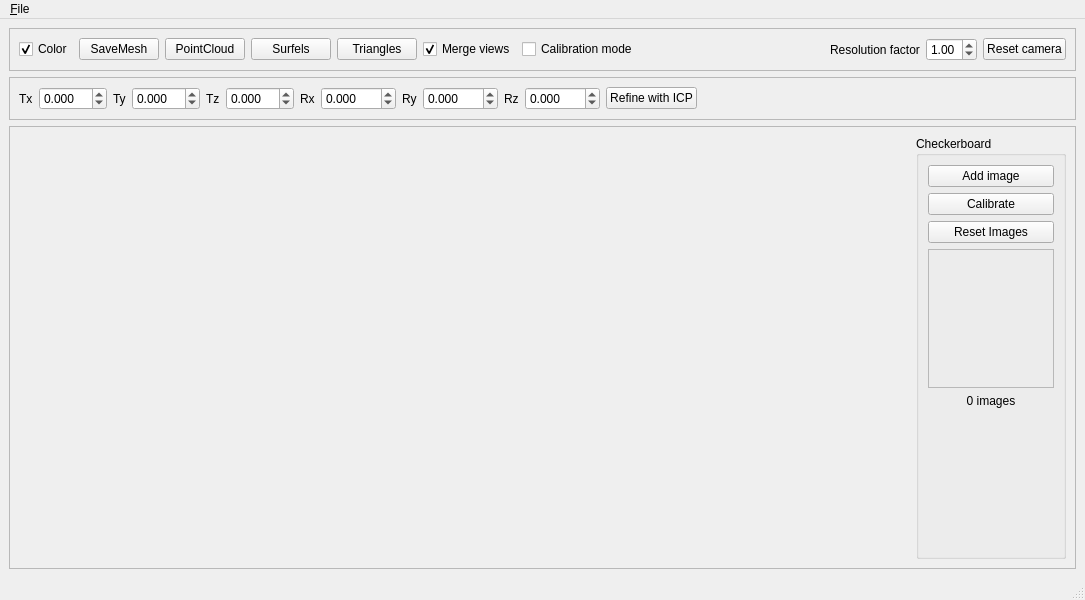
Qt form multikinect/View3dWindow.ui (rgbdemo/rgbdemo) before a commit.
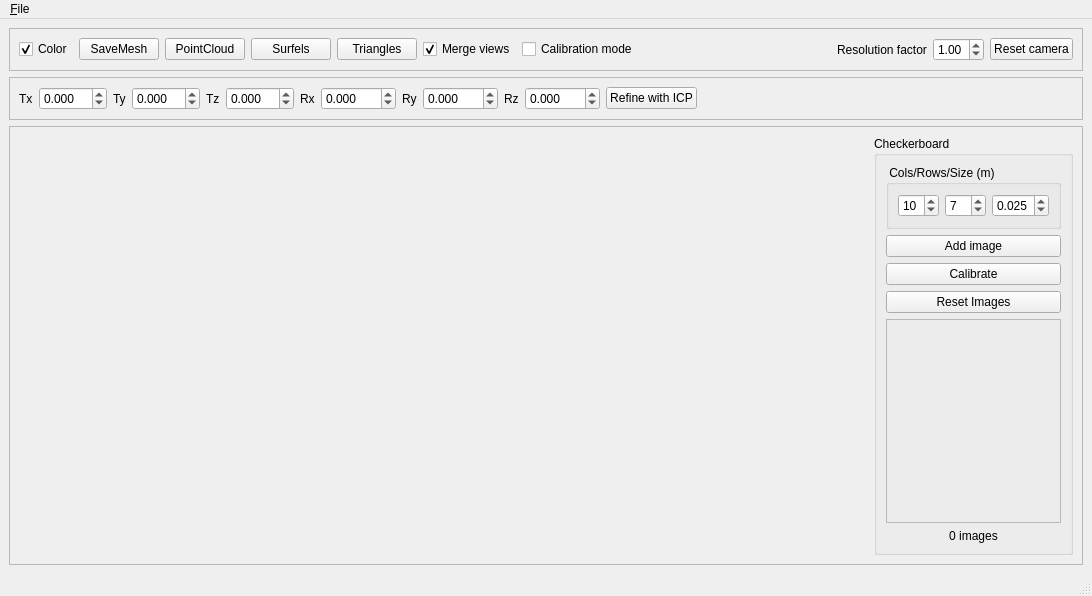
The same form after that commit. Custom widgets are drawn as their Qt base class.

```diff
--- a/multikinect/View3dWindow.ui
+++ b/multikinect/View3dWindow.ui
@@ -6,8 +6,8 @@
    <rect>
     <x>0</x>
     <y>0</y>
-    <width>1085</width>
-    <height>600</height>
+    <width>1092</width>
+    <height>596</height>
    </rect>
   </property>
   <property name="windowTitle">
@@ -319,6 +319,45 @@
           <string>Checkerboard</string>
          </property>
          <layout class="QVBoxLayout" name="verticalLayout_2">
+          <item>
+           <widget class="QGroupBox" name="groupBox_2">
+            <property name="title">
+             <string> Cols/Rows/Size (m)</string>
+            </property>
+            <layout class="QHBoxLayout" name="horizontalLayout_4">
+             <item>
+              <widget class="QSpinBox" name="patternWidthSpinBox">
+               <property name="value">
+                <number>10</number>
+               </property>
+              </widget>
+             </item>
+             <item>
+              <widget class="QSpinBox" name="patternHeightSpinBox">
+               <property name="value">
+                <number>7</number>
+               </property>
+              </widget>
+             </item>
+             <item>
+              <widget class="QDoubleSpinBox" name="patternSizeSpinBox">
+               <property name="decimals">
+                <number>3</number>
+               </property>
+               <property name="maximum">
+                <double>1.000000000000000</double>
+               </property>
+               <property name="singleStep">
+                <double>0.001000000000000</double>
+               </property>
+               <property name="value">
+                <double>0.025000000000000</double>
+               </property>
+              </widget>
+             </item>
+            </layout>
+           </widget>
+          </item>
           <item>
            <widget class="QPushButton" name="addCheckerboardImageButton">
             <property name="text">
@@ -364,7 +403,7 @@
              <item>
               <widget class="QWidget" name="checkerboard_view" native="true">
                <property name="sizePolicy">
-                <sizepolicy hsizetype="Preferred" vsizetype="Expanding">
+                <sizepolicy hsizetype="Preferred" vsizetype="Preferred">
                  <horstretch>0</horstretch>
                  <verstretch>0</verstretch>
                 </sizepolicy>
@@ -386,19 +425,6 @@
             </property>
            </widget>
           </item>
-          <item>
-           <spacer name="verticalSpacer">
-            <property name="orientation">
-             <enum>Qt::Vertical</enum>
-            </property>
-            <property name="sizeHint" stdset="0">
-             <size>
-              <width>20</width>
-              <height>40</height>
-             </size>
-            </property>
-           </spacer>
-          </item>
          </layout>
         </widget>
        </item>
@@ -412,7 +438,7 @@
     <rect>
      <x>0</x>
      <y>0</y>
-     <width>1085</width>
+     <width>1092</width>
      <height>26</height>
     </rect>
    </property>
@@ -432,6 +458,12 @@
    <header>View3dWindow.h</header>
    <container>1</container>
   </customwidget>
+  <customwidget>
+   <class>ntk::ImageWidget</class>
+   <extends>QWidget</extends>
+   <header location="global">ntk/gui/image_widget.h</header>
+   <container>1</container>
+  </customwidget>
  </customwidgets>
  <resources/>
  <connections/>
```
Left out of the diff: 4 changed lines with no effect on the pictures.
